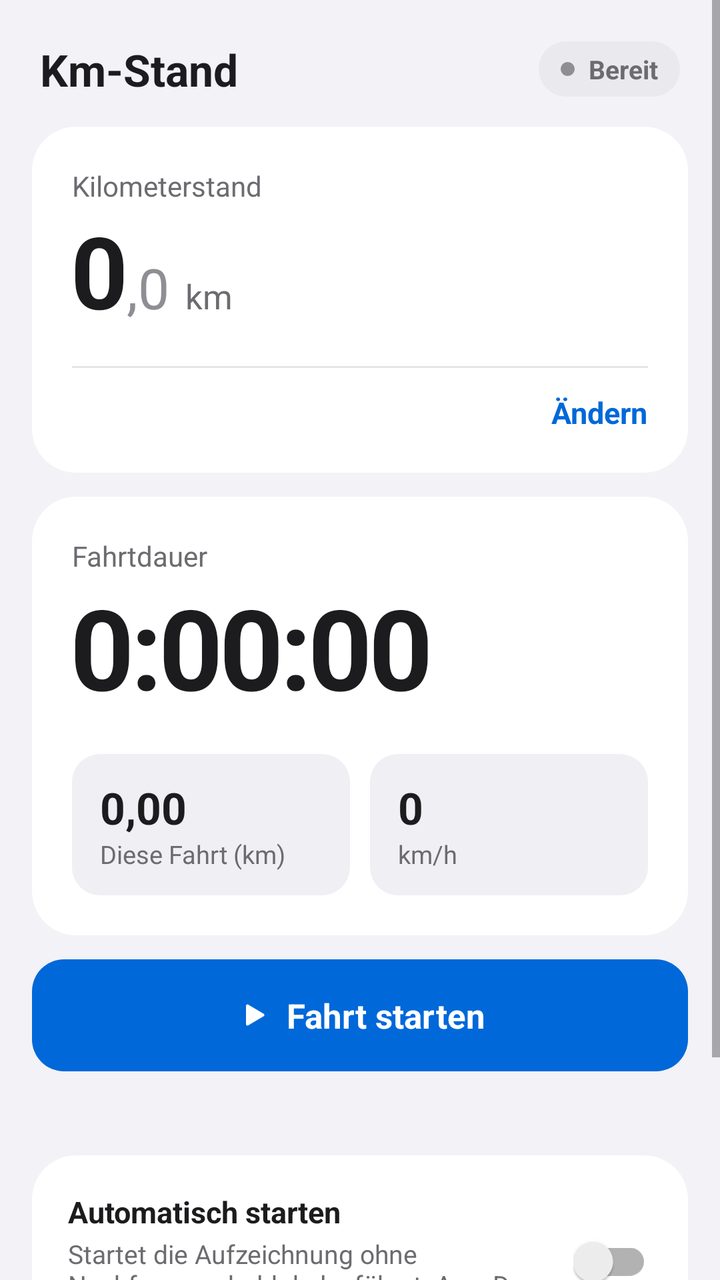
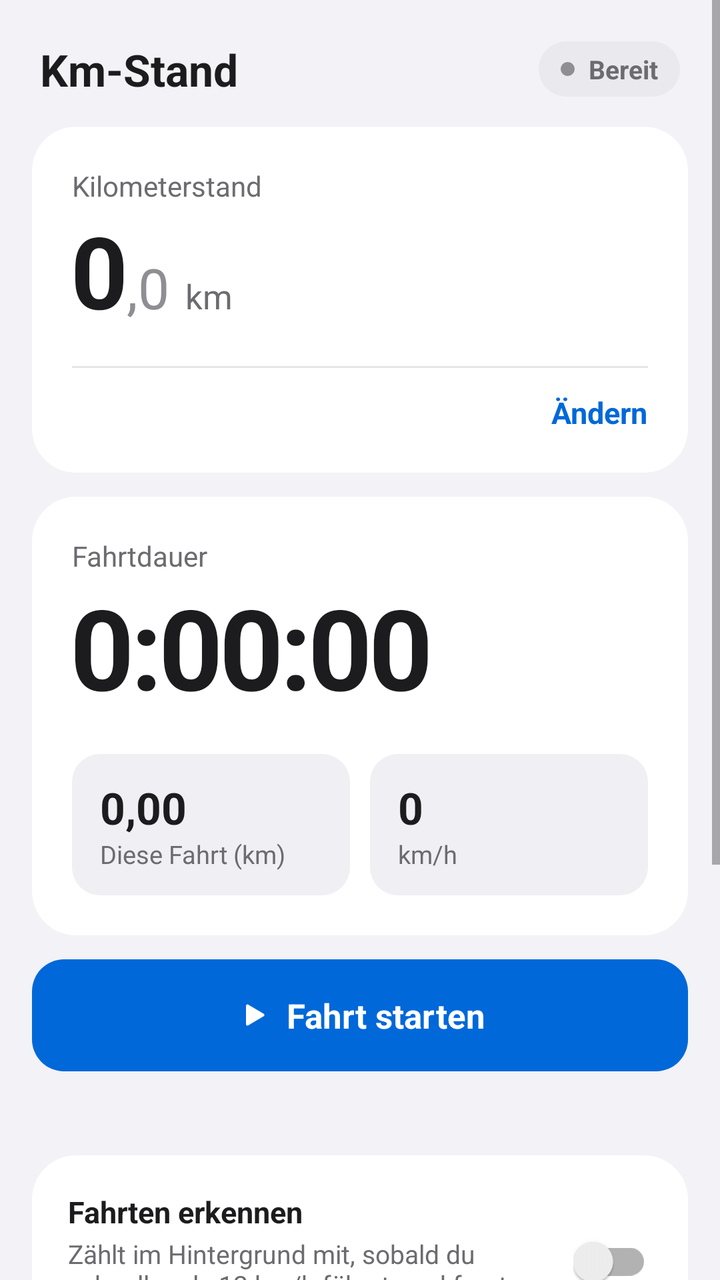

Compare the two renders of this Android layout. The source of the first and the diff that turns it into the second are given below.
<!-- AndroidManifest.xml: application theme Theme.KmStand -->
<!-- res/layout/activity_main.xml -->
<?xml version="1.0" encoding="utf-8"?>
<ScrollView xmlns:android="http://schemas.android.com/apk/res/android"
    android:layout_width="match_parent"
    android:layout_height="match_parent"
    android:background="@color/bg"
    android:fillViewport="true">

    <LinearLayout
        android:layout_width="match_parent"
        android:layout_height="wrap_content"
        android:orientation="vertical"
        android:paddingStart="16dp"
        android:paddingEnd="16dp"
        android:paddingTop="12dp"
        android:paddingBottom="32dp">

        
        <LinearLayout
            android:layout_width="match_parent"
            android:layout_height="wrap_content"
            android:gravity="center_vertical"
            android:orientation="horizontal"
            android:paddingStart="4dp"
            android:paddingEnd="4dp"
            android:paddingTop="8dp"
            android:paddingBottom="14dp">

            <TextView
                android:layout_width="wrap_content"
                android:layout_height="wrap_content"
                android:text="Km-Stand"
                android:textColor="@color/ink"
                android:textSize="22sp"
                android:textStyle="bold" />

            <TextView
                android:id="@+id/appVersion"
                android:layout_width="0dp"
                android:layout_height="wrap_content"
                android:layout_marginStart="8dp"
                android:layout_weight="1"
                android:textColor="@color/faint"
                android:textSize="13sp" />

            <LinearLayout
                android:id="@+id/chip"
                android:layout_width="wrap_content"
                android:layout_height="wrap_content"
                android:background="@drawable/bg_chip"
                android:gravity="center_vertical"
                android:orientation="horizontal"
                android:paddingStart="11dp"
                android:paddingEnd="11dp"
                android:paddingTop="5dp"
                android:paddingBottom="5dp">

                <View
                    android:id="@+id/chipDot"
                    android:layout_width="7dp"
                    android:layout_height="7dp"
                    android:layout_marginEnd="7dp"
                    android:background="@drawable/dot_idle" />

                <TextView
                    android:id="@+id/chipText"
                    android:layout_width="wrap_content"
                    android:layout_height="wrap_content"
                    android:text="Bereit"
                    android:textColor="@color/muted"
                    android:textSize="13sp"
                    android:textStyle="bold" />
            </LinearLayout>
        </LinearLayout>

        
        <LinearLayout
            android:layout_width="match_parent"
            android:layout_height="wrap_content"
            android:background="@drawable/bg_card"
            android:orientation="vertical"
            android:paddingStart="20dp"
            android:paddingEnd="20dp"
            android:paddingTop="20dp"
            android:paddingBottom="8dp">

            <TextView
                android:layout_width="wrap_content"
                android:layout_height="wrap_content"
                android:text="Kilometerstand"
                android:textColor="@color/muted"
                android:textSize="14sp" />

            <LinearLayout
                android:layout_width="wrap_content"
                android:layout_height="wrap_content"
                android:layout_marginTop="6dp"
                android:baselineAligned="true"
                android:orientation="horizontal">

                <TextView
                    android:id="@+id/odoInt"
                    android:layout_width="wrap_content"
                    android:layout_height="wrap_content"
                    android:fontFeatureSettings="tnum"
                    android:includeFontPadding="false"
                    android:letterSpacing="-0.03"
                    android:maxLines="1"
                    android:text="0"
                    android:textColor="@color/ink"
                    android:textSize="50sp"
                    android:textStyle="bold" />

                <TextView
                    android:id="@+id/odoDec"
                    android:layout_width="wrap_content"
                    android:layout_height="wrap_content"
                    android:fontFeatureSettings="tnum"
                    android:text=",0"
                    android:textColor="@color/faint"
                    android:textSize="28sp" />

                <TextView
                    android:layout_width="wrap_content"
                    android:layout_height="wrap_content"
                    android:layout_marginStart="8dp"
                    android:text="km"
                    android:textColor="@color/muted"
                    android:textSize="17sp" />
            </LinearLayout>

            <View
                android:layout_width="match_parent"
                android:layout_height="1dp"
                android:layout_marginTop="16dp"
                android:background="@color/line" />

            <LinearLayout
                android:layout_width="match_parent"
                android:layout_height="wrap_content"
                android:gravity="center_vertical"
                android:orientation="horizontal">

                <TextView
                    android:id="@+id/since"
                    android:layout_width="0dp"
                    android:layout_height="wrap_content"
                    android:layout_weight="1"
                    android:textColor="@color/muted"
                    android:textSize="13sp" />

                <TextView
                    android:id="@+id/btnEdit"
                    android:layout_width="wrap_content"
                    android:layout_height="wrap_content"
                    android:background="?attr/selectableItemBackgroundBorderless"
                    android:paddingStart="12dp"
                    android:paddingTop="12dp"
                    android:paddingBottom="12dp"
                    android:text="Ändern"
                    android:textColor="@color/link"
                    android:textSize="15sp"
                    android:textStyle="bold" />
            </LinearLayout>
        </LinearLayout>

        
        <LinearLayout
            android:layout_width="match_parent"
            android:layout_height="wrap_content"
            android:layout_marginTop="12dp"
            android:background="@drawable/bg_card"
            android:orientation="vertical"
            android:padding="20dp">

            <TextView
                android:layout_width="wrap_content"
                android:layout_height="wrap_content"
                android:text="Fahrtdauer"
                android:textColor="@color/muted"
                android:textSize="14sp" />

            <LinearLayout
                android:layout_width="wrap_content"
                android:layout_height="wrap_content"
                android:layout_marginTop="6dp"
                android:baselineAligned="true"
                android:orientation="horizontal">

                <TextView
                    android:id="@+id/tvDays"
                    android:layout_width="wrap_content"
                    android:layout_height="wrap_content"
                    android:layout_marginEnd="10dp"
                    android:textColor="@color/muted"
                    android:textSize="26sp"
                    android:textStyle="bold"
                    android:visibility="gone" />

                <TextView
                    android:id="@+id/tvClock"
                    android:layout_width="wrap_content"
                    android:layout_height="wrap_content"
                    android:fontFeatureSettings="tnum"
                    android:includeFontPadding="false"
                    android:letterSpacing="-0.03"
                    android:maxLines="1"
                    android:text="0:00:00"
                    android:textColor="@color/ink"
                    android:textSize="56sp"
                    android:textStyle="bold" />
            </LinearLayout>

            <LinearLayout
                android:layout_width="match_parent"
                android:layout_height="wrap_content"
                android:layout_marginTop="18dp"
                android:orientation="horizontal">

                <LinearLayout
                    android:layout_width="0dp"
                    android:layout_height="wrap_content"
                    android:layout_marginEnd="5dp"
                    android:layout_weight="1"
                    android:background="@drawable/bg_stat"
                    android:orientation="vertical"
                    android:paddingStart="14dp"
                    android:paddingEnd="14dp"
                    android:paddingTop="12dp"
                    android:paddingBottom="12dp">

                    <TextView
                        android:id="@+id/tripKm"
                        android:layout_width="wrap_content"
                        android:layout_height="wrap_content"
                        android:fontFeatureSettings="tnum"
                        android:text="0,00"
                        android:textColor="@color/ink"
                        android:textSize="22sp"
                        android:textStyle="bold" />

                    <TextView
                        android:layout_width="wrap_content"
                        android:layout_height="wrap_content"
                        android:text="Diese Fahrt (km)"
                        android:textColor="@color/muted"
                        android:textSize="12.5sp" />
                </LinearLayout>

                <LinearLayout
                    android:layout_width="0dp"
                    android:layout_height="wrap_content"
                    android:layout_marginStart="5dp"
                    android:layout_weight="1"
                    android:background="@drawable/bg_stat"
                    android:orientation="vertical"
                    android:paddingStart="14dp"
                    android:paddingEnd="14dp"
                    android:paddingTop="12dp"
                    android:paddingBottom="12dp">

                    <TextView
                        android:id="@+id/speed"
                        android:layout_width="wrap_content"
                        android:layout_height="wrap_content"
                        android:fontFeatureSettings="tnum"
                        android:text="0"
                        android:textColor="@color/ink"
                        android:textSize="22sp"
                        android:textStyle="bold" />

                    <TextView
                        android:layout_width="wrap_content"
                        android:layout_height="wrap_content"
                        android:text="km/h"
                        android:textColor="@color/muted"
                        android:textSize="12.5sp" />
                </LinearLayout>
            </LinearLayout>
        </LinearLayout>

        
        <LinearLayout
            android:layout_width="match_parent"
            android:layout_height="wrap_content"
            android:layout_marginTop="12dp"
            android:orientation="horizontal">

            <LinearLayout
                android:id="@+id/btnMain"
                android:layout_width="0dp"
                android:layout_height="56dp"
                android:layout_weight="1"
                android:background="@drawable/bg_btn_start"
                android:clickable="true"
                android:focusable="true"
                android:foreground="?attr/selectableItemBackground"
                android:gravity="center"
                android:orientation="horizontal">

                <ImageView
                    android:id="@+id/btnMainIcon"
                    android:layout_width="17dp"
                    android:layout_height="17dp"
                    android:importantForAccessibility="no"
                    android:src="@drawable/ic_play" />

                <TextView
                    android:id="@+id/btnMainText"
                    android:layout_width="wrap_content"
                    android:layout_height="wrap_content"
                    android:layout_marginStart="9dp"
                    android:text="Fahrt starten"
                    android:textColor="@color/on_accent"
                    android:textSize="17sp"
                    android:textStyle="bold" />
            </LinearLayout>

            <LinearLayout
                android:id="@+id/btnStop"
                android:layout_width="0dp"
                android:layout_height="56dp"
                android:layout_marginStart="10dp"
                android:layout_weight="1"
                android:background="@drawable/bg_btn_stop"
                android:clickable="true"
                android:focusable="true"
                android:foreground="?attr/selectableItemBackground"
                android:gravity="center"
                android:orientation="horizontal"
                android:visibility="gone">

                <ImageView
                    android:layout_width="15dp"
                    android:layout_height="15dp"
                    android:importantForAccessibility="no"
                    android:src="@drawable/ic_stop" />

                <TextView
                    android:layout_width="wrap_content"
                    android:layout_height="wrap_content"
                    android:layout_marginStart="9dp"
                    android:text="Beenden"
                    android:textColor="#FFFFFF"
                    android:textSize="17sp"
                    android:textStyle="bold" />
            </LinearLayout>
        </LinearLayout>

        <TextView
            android:id="@+id/status"
            android:layout_width="match_parent"
            android:layout_height="wrap_content"
            android:layout_marginTop="10dp"
            android:gravity="center"
            android:minHeight="20dp"
            android:textColor="@color/muted"
            android:textSize="13sp" />

        
        <LinearLayout
            android:id="@+id/setupCard"
            android:layout_width="match_parent"
            android:layout_height="wrap_content"
            android:layout_marginTop="20dp"
            android:background="@drawable/bg_card"
            android:orientation="vertical"
            android:padding="18dp"
            android:visibility="gone">

            <TextView
                android:layout_width="wrap_content"
                android:layout_height="wrap_content"
                android:text="Einrichtung"
                android:textColor="@color/ink"
                android:textSize="15sp"
                android:textStyle="bold" />

            <TextView
                android:layout_width="wrap_content"
                android:layout_height="wrap_content"
                android:layout_marginTop="2dp"
                android:text="Damit die App im Hintergrund misst und dich erinnert, fehlt noch:"
                android:textColor="@color/muted"
                android:textSize="13sp" />

            <LinearLayout
                android:id="@+id/setupList"
                android:layout_width="match_parent"
                android:layout_height="wrap_content"
                android:layout_marginTop="4dp"
                android:orientation="vertical" />
        </LinearLayout>

        
        <LinearLayout
            android:layout_width="match_parent"
            android:layout_height="wrap_content"
            android:layout_marginTop="12dp"
            android:background="@drawable/bg_card"
            android:gravity="center_vertical"
            android:orientation="horizontal"
            android:padding="18dp">

            <LinearLayout
                android:layout_width="0dp"
                android:layout_height="wrap_content"
                android:layout_marginEnd="12dp"
                android:layout_weight="1"
                android:orientation="vertical">

                <TextView
                    android:layout_width="wrap_content"
                    android:layout_height="wrap_content"
                    android:text="Automatisch starten"
                    android:textColor="@color/ink"
                    android:textSize="15sp"
                    android:textStyle="bold" />

                <TextView
                    android:layout_width="wrap_content"
                    android:layout_height="wrap_content"
                    android:layout_marginTop="2dp"
                    android:text="Startet die Aufzeichnung ohne Nachfrage, sobald du losfährst. Aus: Du bekommst eine Erinnerung."
                    android:textColor="@color/muted"
                    android:textSize="13sp" />
            </LinearLayout>

            <androidx.appcompat.widget.SwitchCompat
                android:id="@+id/swAuto"
                android:layout_width="wrap_content"
                android:layout_height="wrap_content" />
        </LinearLayout>

        
        <TextView
            android:layout_width="wrap_content"
            android:layout_height="wrap_content"
            android:layout_marginStart="4dp"
            android:layout_marginTop="26dp"
            android:layout_marginBottom="10dp"
            android:text="Letzte Fahrten"
            android:textColor="@color/ink"
            android:textSize="17sp"
            android:textStyle="bold" />

        <LinearLayout
            android:id="@+id/tripList"
            android:layout_width="match_parent"
            android:layout_height="wrap_content"
            android:background="@drawable/bg_card"
            android:orientation="vertical"
            android:paddingStart="18dp"
            android:paddingEnd="18dp" />
    </LinearLayout>
</ScrollView>
<!-- resources referenced by this layout -->
<resources>
  <color name="bg">#F2F2F7</color>
  <color name="faint">#8E8E93</color>
  <color name="ink">#1C1C1E</color>
  <color name="line">#E5E5EA</color>
  <color name="link">#0068D9</color>
  <color name="muted">#6C6C70</color>
  <color name="on_accent">#FFFFFF</color>
  <!-- drawable bg_btn_start (drawable) -->
  <?xml version="1.0" encoding="utf-8"?>
  <shape xmlns:android="http://schemas.android.com/apk/res/android" android:shape="rectangle">
      <solid android:color="@color/accent" />
      <corners android:radius="16dp" />
  </shape>
  <!-- drawable bg_btn_stop (drawable) -->
  <?xml version="1.0" encoding="utf-8"?>
  <shape xmlns:android="http://schemas.android.com/apk/res/android" android:shape="rectangle">
      <solid android:color="@color/stop" />
      <corners android:radius="16dp" />
  </shape>
  <!-- drawable bg_card (drawable) -->
  <?xml version="1.0" encoding="utf-8"?>
  <shape xmlns:android="http://schemas.android.com/apk/res/android" android:shape="rectangle">
      <solid android:color="@color/surface" />
      <corners android:radius="22dp" />
  </shape>
  <!-- drawable bg_chip (drawable) -->
  <?xml version="1.0" encoding="utf-8"?>
  <shape xmlns:android="http://schemas.android.com/apk/res/android" android:shape="rectangle">
      <solid android:color="@color/idle_soft" />
      <corners android:radius="999dp" />
  </shape>
  <!-- drawable bg_stat (drawable) -->
  <?xml version="1.0" encoding="utf-8"?>
  <shape xmlns:android="http://schemas.android.com/apk/res/android" android:shape="rectangle">
      <solid android:color="@color/surface2" />
      <corners android:radius="14dp" />
  </shape>
  <!-- drawable dot_idle (drawable) -->
  <?xml version="1.0" encoding="utf-8"?>
  <shape xmlns:android="http://schemas.android.com/apk/res/android" android:shape="oval">
      <solid android:color="@color/faint" />
  </shape>
  <!-- drawable ic_play (drawable) -->
  <vector xmlns:android="http://schemas.android.com/apk/res/android"
      android:width="18dp" android:height="18dp" android:viewportWidth="24" android:viewportHeight="24">
      <path android:fillColor="#FFFFFF"
          android:pathData="M8,5.5v13a1,1 0,0 0,1.5 0.86l11,-6.5a1,1 0,0 0,0 -1.72l-11,-6.5A1,1 0,0 0,8 5.5z" />
  </vector>
  <!-- drawable ic_stop (drawable) -->
  <vector xmlns:android="http://schemas.android.com/apk/res/android"
      android:width="16dp" android:height="16dp" android:viewportWidth="24" android:viewportHeight="24">
      <path android:fillColor="#FFFFFF"
          android:pathData="M8,5h8a3,3 0,0 1,3 3v8a3,3 0,0 1,-3 3h-8a3,3 0,0 1,-3 -3v-8a3,3 0,0 1,3 -3z" />
  </vector>
  <style name="Theme.KmStand" parent="Theme.AppCompat.DayNight.NoActionBar">
          <item name="colorPrimary">@color/accent</item>
          <item name="colorPrimaryDark">@color/bg</item>
          <item name="colorAccent">@color/accent</item>
          <item name="android:windowBackground">@color/bg</item>
          <item name="android:statusBarColor">@color/bg</item>
          <item name="android:navigationBarColor">@color/bg</item>
          <item name="android:windowLightStatusBar">@bool/light_bars</item>
          <item name="android:windowLightNavigationBar">@bool/light_bars</item>
      </style>
  <color name="accent">#0068D9</color>
  <color name="stop">#D70015</color>
  <color name="surface">#FFFFFF</color>
  <color name="idle_soft">#E9E9EE</color>
  <color name="surface2">#EFEFF4</color>
</resources>

<!-- the commit's change to res/layout/activity_main.xml (unified diff, before → after) -->
@@ -68,6 +68,71 @@
                     android:text="Bereit"
                     android:textColor="@color/muted"
                     android:textSize="13sp"
+                    android:textStyle="bold" />
+            </LinearLayout>
+        </LinearLayout>
+
+        
+        <LinearLayout
+            android:id="@+id/pendCard"
+            android:layout_width="match_parent"
+            android:layout_height="wrap_content"
+            android:layout_marginBottom="12dp"
+            android:background="@drawable/bg_card"
+            android:orientation="vertical"
+            android:padding="18dp"
+            android:visibility="gone">
+
+            <TextView
+                android:layout_width="wrap_content"
+                android:layout_height="wrap_content"
+                android:text="Fahrt erkannt – mitzählen?"
+                android:textColor="@color/ink"
+                android:textSize="17sp"
+                android:textStyle="bold" />
+
+            <TextView
+                android:id="@+id/pendText"
+                android:layout_width="wrap_content"
+                android:layout_height="wrap_content"
+                android:layout_marginTop="4dp"
+                android:fontFeatureSettings="tnum"
+                android:textColor="@color/muted"
+                android:textSize="14sp" />
+
+            <LinearLayout
+                android:layout_width="match_parent"
+                android:layout_height="wrap_content"
+                android:layout_marginTop="14dp"
+                android:orientation="horizontal">
+
+                <TextView
+                    android:id="@+id/pendYes"
+                    android:layout_width="0dp"
+                    android:layout_height="50dp"
+                    android:layout_weight="1"
+                    android:background="@drawable/bg_btn_start"
+                    android:clickable="true"
+                    android:focusable="true"
+                    android:gravity="center"
+                    android:text="Ja, zählen"
+                    android:textColor="@color/on_accent"
+                    android:textSize="16sp"
+                    android:textStyle="bold" />
+
+                <TextView
+                    android:id="@+id/pendNo"
+                    android:layout_width="0dp"
+                    android:layout_height="50dp"
+                    android:layout_marginStart="10dp"
+                    android:layout_weight="1"
+                    android:background="@drawable/bg_btn_glass"
+                    android:clickable="true"
+                    android:focusable="true"
+                    android:gravity="center"
+                    android:text="Nein"
+                    android:textColor="@color/ink"
+                    android:textSize="16sp"
                     android:textStyle="bold" />
             </LinearLayout>
         </LinearLayout>
@@ -397,6 +462,95 @@
             android:layout_height="wrap_content"
             android:layout_marginTop="12dp"
             android:background="@drawable/bg_card"
+            android:orientation="vertical"
+            android:padding="18dp">
+
+            <LinearLayout
+                android:layout_width="match_parent"
+                android:layout_height="wrap_content"
+                android:gravity="center_vertical"
+                android:orientation="horizontal">
+
+                <LinearLayout
+                    android:layout_width="0dp"
+                    android:layout_height="wrap_content"
+                    android:layout_marginEnd="12dp"
+                    android:layout_weight="1"
+                    android:orientation="vertical">
+
+                    <TextView
+                        android:layout_width="wrap_content"
+                        android:layout_height="wrap_content"
+                        android:text="Fahrten erkennen"
+                        android:textColor="@color/ink"
+                        android:textSize="15sp"
+                        android:textStyle="bold" />
+
+                    <TextView
+                        android:layout_width="wrap_content"
+                        android:layout_height="wrap_content"
+                        android:layout_marginTop="2dp"
+                        android:text="Zählt im Hintergrund mit, sobald du schneller als 12 km/h fährst, und fragt dann, ob die Fahrt zählen soll."
+                        android:textColor="@color/muted"
+                        android:textSize="13sp" />
+                </LinearLayout>
+
+                <androidx.appcompat.widget.SwitchCompat
+                    android:id="@+id/swDetect"
+                    android:layout_width="wrap_content"
+                    android:layout_height="wrap_content" />
+            </LinearLayout>
+
+            <View
+                android:layout_width="match_parent"
+                android:layout_height="1dp"
+                android:layout_marginTop="14dp"
+                android:layout_marginBottom="14dp"
+                android:background="@color/line" />
+
+            <LinearLayout
+                android:layout_width="match_parent"
+                android:layout_height="wrap_content"
+                android:gravity="center_vertical"
+                android:orientation="horizontal">
+
+                <LinearLayout
+                    android:layout_width="0dp"
+                    android:layout_height="wrap_content"
+                    android:layout_marginEnd="12dp"
+                    android:layout_weight="1"
+                    android:orientation="vertical">
+
+                    <TextView
+                        android:layout_width="wrap_content"
+                        android:layout_height="wrap_content"
+                        android:text="Ohne Nachfrage zählen"
+                        android:textColor="@color/ink"
+                        android:textSize="15sp"
+                        android:textStyle="bold" />
+
+                    <TextView
+                        android:layout_width="wrap_content"
+                        android:layout_height="wrap_content"
+                        android:layout_marginTop="2dp"
+                        android:text="Erkannte Fahrten sofort zum Km-Stand dazuzählen, ohne zu fragen."
+                        android:textColor="@color/muted"
+                        android:textSize="13sp" />
+                </LinearLayout>
+
+                <androidx.appcompat.widget.SwitchCompat
+                    android:id="@+id/swAuto"
+                    android:layout_width="wrap_content"
+                    android:layout_height="wrap_content" />
+            </LinearLayout>
+        </LinearLayout>
+
+        
+        <LinearLayout
+            android:layout_width="match_parent"
+            android:layout_height="wrap_content"
+            android:layout_marginTop="12dp"
+            android:background="@drawable/bg_card"
             android:gravity="center_vertical"
             android:orientation="horizontal"
             android:padding="18dp">
@@ -411,24 +565,32 @@
                 <TextView
                     android:layout_width="wrap_content"
                     android:layout_height="wrap_content"
-                    android:text="Automatisch starten"
+                    android:text="App-Update"
                     android:textColor="@color/ink"
                     android:textSize="15sp"
                     android:textStyle="bold" />
 
                 <TextView
+                    android:id="@+id/updText"
                     android:layout_width="wrap_content"
                     android:layout_height="wrap_content"
                     android:layout_marginTop="2dp"
-                    android:text="Startet die Aufzeichnung ohne Nachfrage, sobald du losfährst. Aus: Du bekommst eine Erinnerung."
                     android:textColor="@color/muted"
                     android:textSize="13sp" />
             </LinearLayout>
 
-            <androidx.appcompat.widget.SwitchCompat
-                android:id="@+id/swAuto"
-                android:layout_width="wrap_content"
-                android:layout_height="wrap_content" />
+            <TextView
+                android:id="@+id/updAction"
+                android:layout_width="wrap_content"
+                android:layout_height="wrap_content"
+                android:minHeight="40dp"
+                android:gravity="center"
+                android:paddingStart="14dp"
+                android:paddingEnd="14dp"
+                android:text="Prüfen"
+                android:textColor="@color/link"
+                android:textSize="15sp"
+                android:textStyle="bold" />
         </LinearLayout>
 
         
<!-- resource entries referenced after the edit -->
@@ -7,6 +7,12 @@
   <color name="link">#0068D9</color>
   <color name="muted">#6C6C70</color>
   <color name="on_accent">#FFFFFF</color>
+  <!-- drawable bg_btn_glass (drawable) -->
+  <?xml version="1.0" encoding="utf-8"?>
+  <shape xmlns:android="http://schemas.android.com/apk/res/android" android:shape="rectangle">
+      <solid android:color="@color/surface2" />
+      <corners android:radius="16dp" />
+  </shape>
   <!-- drawable bg_btn_start (drawable) -->
   <?xml version="1.0" encoding="utf-8"?>
   <shape xmlns:android="http://schemas.android.com/apk/res/android" android:shape="rectangle">
